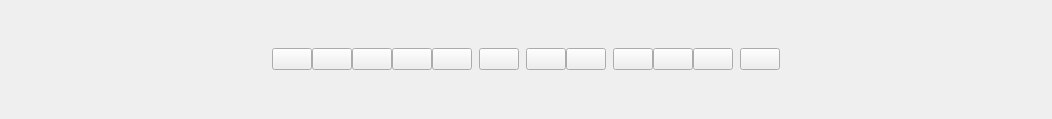
Before: the Qt Designer form src/prism-live-studio/PRISMLiveStudio/prism-ui/forms/PLSDrawPenView.ui in naver/prism-live-studio, drawn with Qt 5.
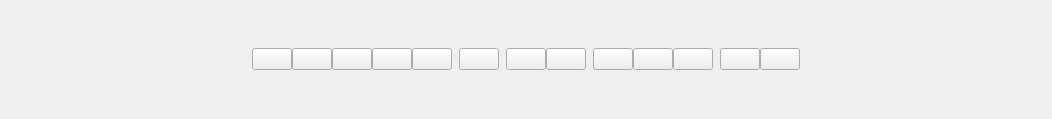
After: the same form once the commit is applied.

Patch:
```diff
--- a/src/prism-live-studio/PRISMLiveStudio/prism-ui/forms/PLSDrawPenView.ui
+++ b/src/prism-live-studio/PRISMLiveStudio/prism-ui/forms/PLSDrawPenView.ui
@@ -296,6 +296,13 @@
               </property>
              </widget>
             </item>
+            <item>
+             <widget class="QPushButton" name="pushButton_Exit">
+              <property name="text">
+               <string/>
+              </property>
+             </widget>
+            </item>
            </layout>
           </widget>
          </item>
```
Left out of the diff: 6 changed lines with no effect on the pictures.
